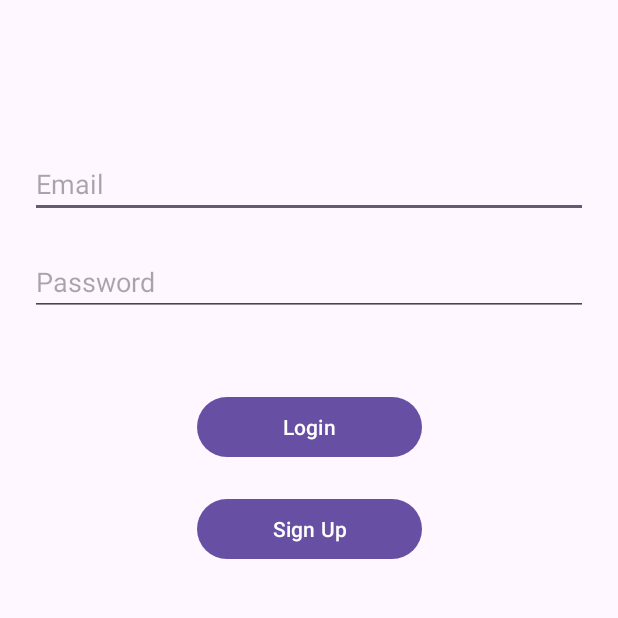
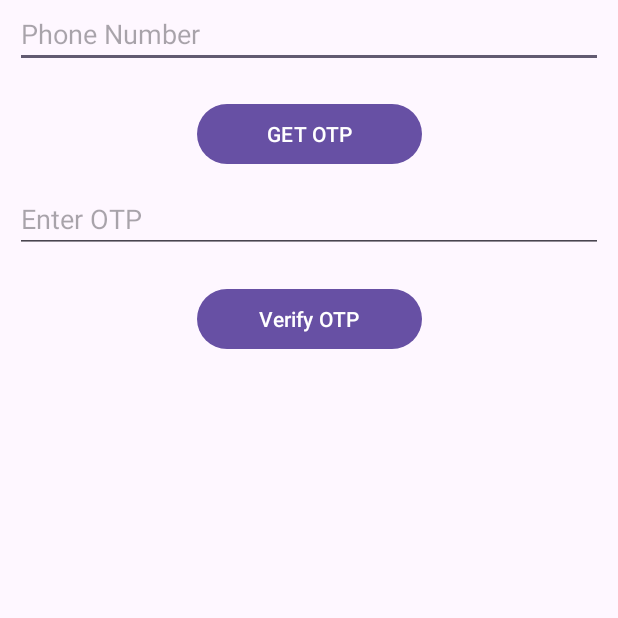
Before and after one commit to gprs1022/MailAuthntication, an Android app: the screen it shows after launch (MainActivity), on a phone screen of 412 x 824 dp, the top half of it. Run offline under Robolectric (Android 15) with nearby library versions, the phone set to English and light mode, and no system bars; our stand-ins replace Firebase (no records; nobody signed in at launch, a user with empty details on screens opened directly).

Commit message:
Otp Verification

```diff
--- a/app/src/main/java/com/example/firebaseemailathentication/MainActivity.kt
+++ b/app/src/main/java/com/example/firebaseemailathentication/MainActivity.kt
@@ -8,41 +8,115 @@ import android.util.Log
 import android.widget.Button
 import android.widget.EditText
 import android.widget.Toast
+import com.google.firebase.FirebaseException
 import com.google.firebase.auth.FirebaseAuth
+import com.google.firebase.auth.PhoneAuthCredential
+import com.google.firebase.auth.PhoneAuthOptions
+import com.google.firebase.auth.PhoneAuthProvider
+import com.google.firebase.auth.PhoneAuthProvider.OnVerificationStateChangedCallbacks
 import com.google.firebase.auth.ktx.auth
 import com.google.firebase.ktx.Firebase
 
+import java.util.concurrent.TimeUnit
+
+
 class MainActivity : AppCompatActivity() {
-    private lateinit var edtEmail : EditText
-    private lateinit var edtPassword : EditText
-    private lateinit var btnLogin : Button
-    private lateinit var btnSignUp : Button
-    private lateinit var mAuth : FirebaseAuth
+    private lateinit var edtphoneNumber: EditText
+    private lateinit var edtgetOtp: EditText
+    private lateinit var btnOtp: Button
+    private lateinit var btnVerify: Button
+    private lateinit var mAuth: FirebaseAuth
+    var verificationId: String = ""
+
+
     override fun onCreate(savedInstanceState: Bundle?) {
         super.onCreate(savedInstanceState)
         setContentView(R.layout.activity_main)
 
-        edtEmail= findViewById(R.id.edt_email)
-        edtPassword =findViewById(R.id.edt_password)
-        btnLogin = findViewById(R.id.btnLogin)
-        btnSignUp = findViewById(R.id.btnSignup)
+//        edtEmail= findViewById(R.id.edt_email)
+//        edtPassword =findViewById(R.id.edt_password)
+//        btnLogin = findViewById(R.id.btnLogin)
+//        btnSignUp = findViewById(R.id.btnSignup)
+        edtphoneNumber = findViewById(R.id.edt_phone_number)
+        edtgetOtp = findViewById(R.id.edt_otp)
+        btnOtp = findViewById(R.id.btn_get_otp)
+        btnVerify = findViewById(R.id.btnVerifyOtp)
 
         mAuth = Firebase.auth
+//
 
-        btnLogin.setOnClickListener {
-            val email = edtEmail.text.toString()
-            val password = edtPassword.text.toString()
-            login(email,password)
+        btnOtp.setOnClickListener {
+            val number = "+91${edtphoneNumber.text}"
+            sendVerificationCode(number)
+
         }
+        btnVerify.setOnClickListener {
+            val otp = edtgetOtp.text.toString()
+            verifyCode(otp)
+        }
+    }
 
+    private fun verifyCode(code: String) {
+        val credential = PhoneAuthProvider.getCredential(verificationId, code)
+        signInWithCredentials(credential)
+    }
+
+    private fun signInWithCredentials(phoneAuthCredential: PhoneAuthCredential) {
+        mAuth.signInWithCredential(phoneAuthCredential)
+
+            .addOnCompleteListener { task ->
+                if (task.isSuccessful) {
+                    Toast
+                        .makeText(this, "Phone Number Verification Successfull", Toast.LENGTH_SHORT)
+                        .show()
+                    startActivity(
+                        Intent(this, HomeActivity::class.java)
+                    )
+                } else {
+                    Toast
+                        .makeText(this, "Phone Number Verification Successfull", Toast.LENGTH_SHORT)
+                        .show()
+                }
+
+            }
+    }
+
+    /*
         btnSignUp.setOnClickListener {
             val email = edtEmail.text.toString()
             val password = edtPassword.text.toString()
             signUp(email,password)
         }
+
+ */
+
+    private fun sendVerificationCode(number: String) {
+        val options = PhoneAuthOptions.newBuilder(mAuth)
+            .setPhoneNumber(number)
+            .setTimeout(60L, TimeUnit.SECONDS)
+            .setActivity(this)
+            .setCallbacks(verificationCallback)
+            .build()
+        PhoneAuthProvider.verifyPhoneNumber(options)
     }
 
-    private fun login(email : String, password:String){
+    val verificationCallback: OnVerificationStateChangedCallbacks =
+            object : OnVerificationStateChangedCallbacks() {
+                override fun onVerificationCompleted(p0: PhoneAuthCredential) {
+
+                }
+
+                override fun onVerificationFailed(p0: FirebaseException) {
+
+                }
+
+                override fun onCodeSent(s: String, p1: PhoneAuthProvider.ForceResendingToken) {
+                    super.onCodeSent(s, p1)
+                    verificationId = s
+                }
+            }
+}
+/*    private fun login(email : String, password:String){
 
             mAuth.signInWithEmailAndPassword(email, password)
                 .addOnCompleteListener(this) { task ->
@@ -78,4 +152,5 @@ class MainActivity : AppCompatActivity() {
             }
 
     }
-}
+
+ */
--- a/app/src/main/res/layout/activity_main.xml
+++ b/app/src/main/res/layout/activity_main.xml
@@ -7,47 +7,45 @@
     tools:context=".MainActivity">
 
     <EditText
-        android:id="@+id/edt_email"
+        android:id="@+id/edt_phone_number"
         android:layout_width="match_parent"
         android:layout_height="45dp"
-        android:layout_marginStart="20dp"
-        android:layout_marginTop="100dp"
-        android:layout_marginEnd="20dp"
-        android:hint="Email"
+        android:layout_margin="10dp"
+        android:hint="Phone Number"
         app:layout_constraintEnd_toEndOf="parent"
         app:layout_constraintStart_toStartOf="parent"
-        app:layout_constraintTop_toTopOf="parent" />
+        tools:layout_editor_absoluteY="100dp" />
 
-    <EditText
-        android:id="@+id/edt_password"
-        android:layout_width="match_parent"
-        android:layout_height="45dp"
-        android:layout_marginStart="20dp"
-        android:layout_marginTop="20dp"
-        android:layout_marginEnd="20dp"
-        android:hint="Password"
-        app:layout_constraintEnd_toEndOf="@+id/edt_email"
-        app:layout_constraintStart_toStartOf="@+id/edt_email"
-        app:layout_constraintTop_toBottomOf="@+id/edt_email" />
 
     <Button
-        android:id="@+id/btnLogin"
-        android:layout_width="150dp"
-        android:layout_height="wrap_content"
-        android:layout_marginTop="50dp"
-        android:text="Login"
-        app:layout_constraintEnd_toEndOf="@+id/edt_password"
-        app:layout_constraintStart_toStartOf="@+id/edt_password"
-        app:layout_constraintTop_toBottomOf="@+id/edt_password" />
-
-    <Button
-        android:id="@+id/btnSignup"
+        android:id="@+id/btn_get_otp"
         android:layout_width="150dp"
         android:layout_height="wrap_content"
         android:layout_marginTop="20dp"
-        android:text="Sign Up"
-        app:layout_constraintEnd_toEndOf="@+id/btnLogin"
-        app:layout_constraintStart_toStartOf="@+id/btnLogin"
-        app:layout_constraintTop_toBottomOf="@+id/btnLogin" />
+        android:text="GET OTP"
+        app:layout_constraintEnd_toEndOf="@+id/edt_phone_number"
+        app:layout_constraintStart_toStartOf="@+id/edt_phone_number"
+        app:layout_constraintTop_toBottomOf="@+id/edt_phone_number" />
+
+
+    <EditText
+        android:id="@+id/edt_otp"
+        android:layout_width="match_parent"
+        android:layout_height="45dp"
+        android:layout_margin="10dp"
+        android:hint="Enter OTP"
+        app:layout_constraintEnd_toEndOf="parent"
+        app:layout_constraintStart_toStartOf="parent"
+        app:layout_constraintTop_toBottomOf="@+id/btn_get_otp" />
+
+    <Button
+        android:id="@+id/btnVerifyOtp"
+        android:layout_width="150dp"
+        android:layout_height="wrap_content"
+        android:layout_marginTop="20dp"
+        android:text="Verify OTP"
+        app:layout_constraintEnd_toEndOf="@+id/edt_otp"
+        app:layout_constraintStart_toStartOf="@+id/edt_otp"
+        app:layout_constraintTop_toBottomOf="@+id/edt_otp" />
 
 </androidx.constraintlayout.widget.ConstraintLayout>
```
